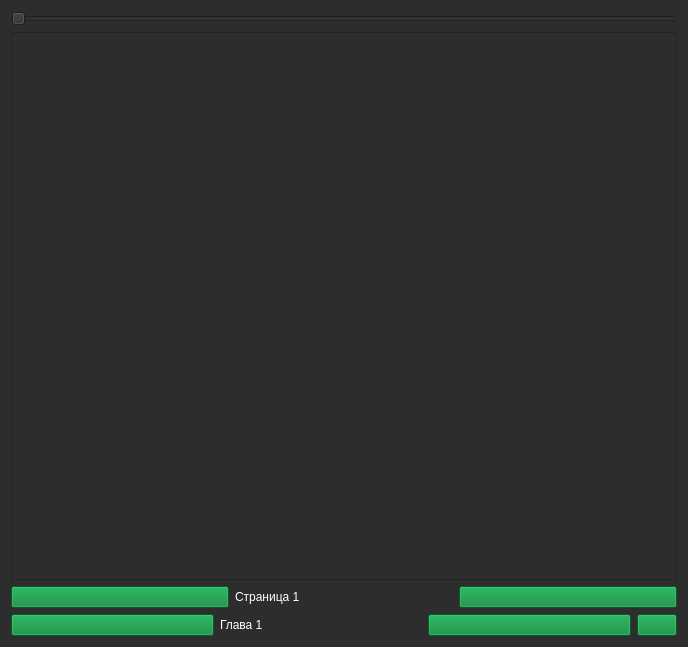
First picture: the form in forms/desu_readerUI.ui, repository brandonzorn/Nlight, before the edit.
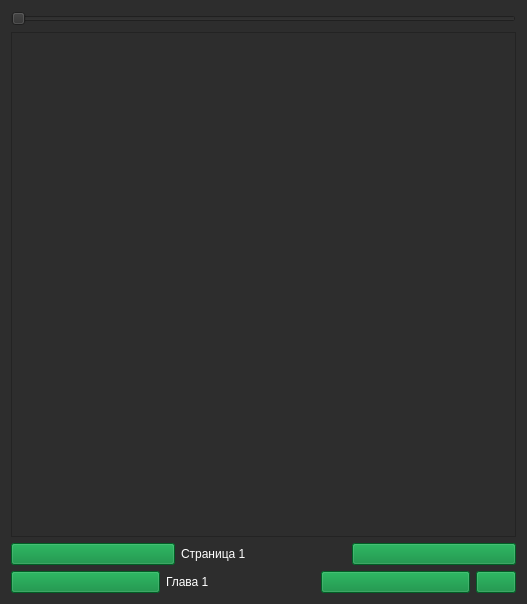
Second picture: the form after the edit. Icons and pictures are not drawn.

Commit message: fixed ranobe reader

```diff
--- a/forms/desu_readerUI.ui
+++ b/forms/desu_readerUI.ui
@@ -6,8 +6,8 @@
    <rect>
     <x>0</x>
     <y>0</y>
-    <width>688</width>
-    <height>647</height>
+    <width>527</width>
+    <height>604</height>
    </rect>
   </property>
   <property name="palette">
@@ -256,11 +256,23 @@
        <rect>
         <x>0</x>
         <y>0</y>
-        <width>668</width>
-        <height>535</height>
+        <width>507</width>
+        <height>492</height>
        </rect>
       </property>
       <layout class="QVBoxLayout" name="verticalLayout_5">
+       <property name="leftMargin">
+        <number>0</number>
+       </property>
+       <property name="topMargin">
+        <number>0</number>
+       </property>
+       <property name="rightMargin">
+        <number>0</number>
+       </property>
+       <property name="bottomMargin">
+        <number>0</number>
+       </property>
        <item>
         <widget class="QLabel" name="img">
          <property name="text">
```
The commit also changes 2 other files.
